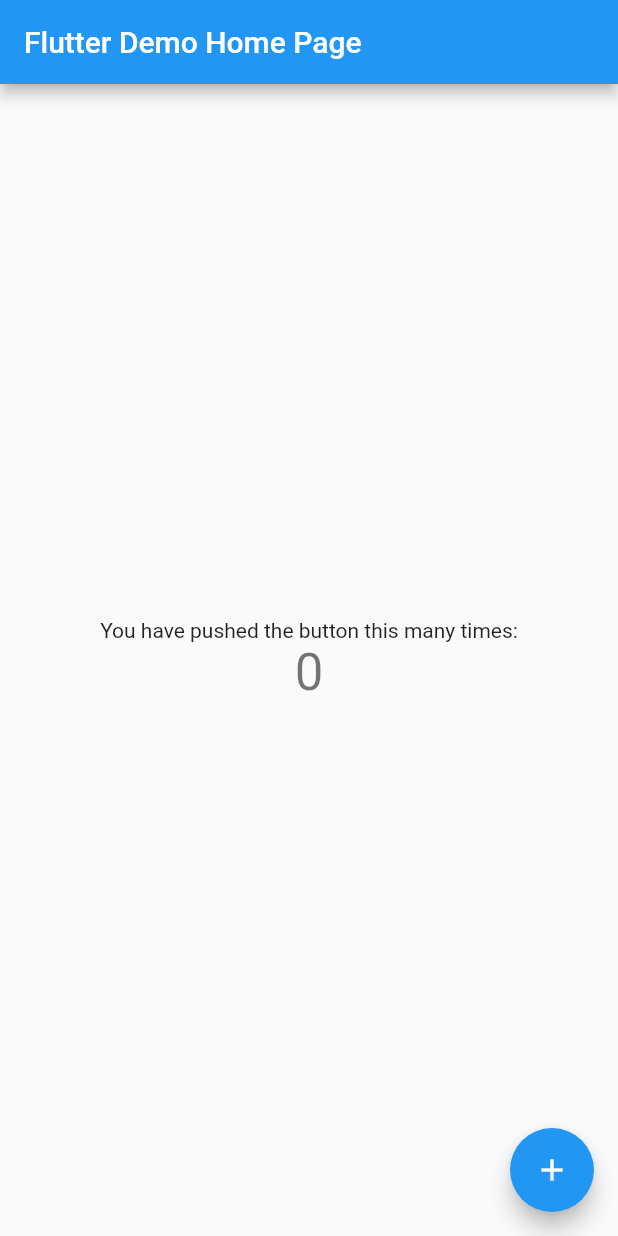
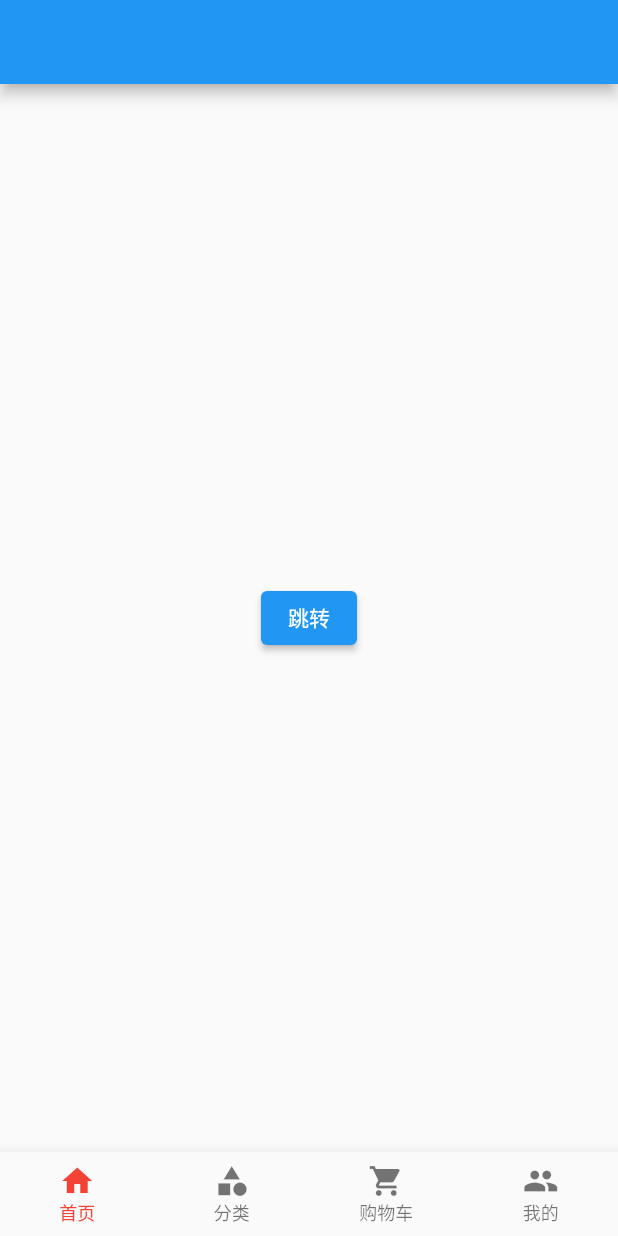
Before and after one commit to yangzl96/flutter_jd_project, a Flutter app: the screen it shows after launch, on a phone screen of 412 x 824 dp. Run offline on Flutter 3.47's test engine with Material 2 defaults, Android fonts, the light colour scheme and no system bars.

Commit message:
feat: 底部导航

```diff
--- /dev/null
+++ b/lib/constants/pageList.dart
@@ -0,0 +1,8 @@
+// ignore_for_file: prefer_const_constructors, unused_element, file_names
+
+import 'package:jd_project/pages/home/index.dart';
+import 'package:jd_project/pages/cart/index.dart';
+import 'package:jd_project/pages/category/index.dart';
+import 'package:jd_project/pages/user/index.dart';
+
+List pageList = [HomePage(), CategoryPage(), CartPage(), UserPage()];
--- a/lib/main.dart
+++ b/lib/main.dart
@@ -1,115 +1,26 @@
+// ignore_for_file: prefer_const_constructors_in_immutables
+
 import 'package:flutter/material.dart';
+import 'package:jd_project/routers/index.dart';
+import 'package:jd_project/widgets/tabs/index.dart';
 
 void main() {
-  runApp(const MyApp());
+  runApp(MyApp());
 }
 
-class MyApp extends StatelessWidget {
-  const MyApp({Key? key}) : super(key: key);
+class MyApp extends StatefulWidget {
+  MyApp({Key? key}) : super(key: key);
 
-  // This widget is the root of your application.
+  @override
+  _MyAppState createState() => _MyAppState();
+}
+
+class _MyAppState extends State<MyApp> {
   @override
   Widget build(BuildContext context) {
     return MaterialApp(
-      title: 'Flutter Demo',
-      theme: ThemeData(
-        // This is the theme of your application.
-        //
-        // Try running your application with "flutter run". You'll see the
-        // application has a blue toolbar. Then, without quitting the app, try
-        // changing the primarySwatch below to Colors.green and then invoke
-        // "hot reload" (press "r" in the console where you ran "flutter run",
-        // or simply save your changes to "hot reload" in a Flutter IDE).
-        // Notice that the counter didn't reset back to zero; the application
-        // is not restarted.
-        primarySwatch: Colors.blue,
-      ),
-      home: const MyHomePage(title: 'Flutter Demo Home Page'),
+      initialRoute: '/',
+      onGenerateRoute: onGenerateRoute,
     );
   }
 }
-
-class MyHomePage extends StatefulWidget {
-  const MyHomePage({Key? key, required this.title}) : super(key: key);
-
-  // This widget is the home page of your application. It is stateful, meaning
-  // that it has a State object (defined below) that contains fields that affect
-  // how it looks.
-
-  // This class is the configuration for the state. It holds the values (in this
-  // case the title) provided by the parent (in this case the App widget) and
-  // used by the build method of the State. Fields in a Widget subclass are
-  // always marked "final".
-
-  final String title;
-
-  @override
-  State<MyHomePage> createState() => _MyHomePageState();
-}
-
-class _MyHomePageState extends State<MyHomePage> {
-  int _counter = 0;
-
-  void _incrementCounter() {
-    setState(() {
-      // This call to setState tells the Flutter framework that something has
-      // changed in this State, which causes it to rerun the build method below
-      // so that the display can reflect the updated values. If we changed
-      // _counter without calling setState(), then the build method would not be
-      // called again, and so nothing would appear to happen.
-      _counter++;
-    });
-  }
-
-  @override
-  Widget build(BuildContext context) {
-    // This method is rerun every time setState is called, for instance as done
-    // by the _incrementCounter method above.
-    //
-    // The Flutter framework has been optimized to make rerunning build methods
-    // fast, so that you can just rebuild anything that needs updating rather
-    // than having to individually change instances of widgets.
-    return Scaffold(
-      appBar: AppBar(
-        // Here we take the value from the MyHomePage object that was created by
-        // the App.build method, and use it to set our appbar title.
-        title: Text(widget.title),
-      ),
-      body: Center(
-        // Center is a layout widget. It takes a single child and positions it
-        // in the middle of the parent.
-        child: Column(
-          // Column is also a layout widget. It takes a list of children and
-          // arranges them vertically. By default, it sizes itself to fit its
-          // children horizontally, and tries to be as tall as its parent.
-          //
-          // Invoke "debug painting" (press "p" in the console, choose the
-          // "Toggle Debug Paint" action from the Flutter Inspector in Android
-          // Studio, or the "Toggle Debug Paint" command in Visual Studio Code)
-          // to see the wireframe for each widget.
-          //
-          // Column has various properties to control how it sizes itself and
-          // how it positions its children. Here we use mainAxisAlignment to
-          // center the children vertically; the main axis here is the vertical
-          // axis because Columns are vertical (the cross axis would be
-          // horizontal).
-          mainAxisAlignment: MainAxisAlignment.center,
-          children: <Widget>[
-            const Text(
-              'You have pushed the button this many times:',
-            ),
-            Text(
-              '$_counter',
-              style: Theme.of(context).textTheme.headline4,
-            ),
-          ],
-        ),
-      ),
-      floatingActionButton: FloatingActionButton(
-        onPressed: _incrementCounter,
-        tooltip: 'Increment',
-        child: const Icon(Icons.add),
-      ), // This trailing comma makes auto-formatting nicer for build methods.
-    );
-  }
-}
--- /dev/null
+++ b/lib/pages/home/index.dart
@@ -0,0 +1,22 @@
+import 'package:flutter/material.dart';
+
+class HomePage extends StatefulWidget {
+  const HomePage({Key? key}) : super(key: key);
+
+  @override
+  State<HomePage> createState() => _HomePageState();
+}
+
+class _HomePageState extends State<HomePage> {
+  @override
+  Widget build(BuildContext context) {
+    return Center(
+      child: ElevatedButton(
+        child: Text('跳转'),
+        onPressed: () => {
+          Navigator.of(context).pushNamed('/search')
+        },
+      ),
+    );
+  }
+}
--- /dev/null
+++ b/lib/routers/index.dart
@@ -0,0 +1,28 @@
+// ignore_for_file: prefer_function_declarations_over_variables
+import 'package:flutter/material.dart';
+import 'package:jd_project/pages/search/index.dart';
+import 'package:jd_project/widgets/tabs/index.dart';
+
+// 配置路由
+final routes = {
+  '/': (context) => const Tabs(),
+  '/search': (context) => SearchPage(),
+};
+
+// 固定写法
+var onGenerateRoute = (RouteSettings settings) {
+  final String? name = settings.name;
+  final Function? pageContentBuilder = routes[name];
+  if (pageContentBuilder != null) {
+    if (settings.arguments != null) {
+      final Route route = MaterialPageRoute(
+          builder: (context) =>
+              pageContentBuilder(context, arguments: settings.arguments));
+      return route;
+    } else {
+      final Route route =
+          MaterialPageRoute(builder: (context) => pageContentBuilder(context));
+      return route;
+    }
+  }
+};
--- /dev/null
+++ b/lib/widgets/tabs/index.dart
@@ -0,0 +1,40 @@
+import 'package:flutter/material.dart';
+import 'package:jd_project/constants/pageList.dart';
+
+class Tabs extends StatefulWidget {
+  const Tabs({Key? key}) : super(key: key);
+
+  @override
+  State<Tabs> createState() => _TabsState();
+}
+
+class _TabsState extends State<Tabs> {
+  int _currentIndex = 0;
+  @override
+  Widget build(BuildContext context) {
+    return Scaffold(
+      appBar: AppBar(
+        title: const Text(''),
+      ),
+      body: pageList[_currentIndex],
+      bottomNavigationBar: BottomNavigationBar(
+        type: BottomNavigationBarType.fixed,
+        selectedFontSize: 12,
+        selectedItemColor: Colors.red,
+        currentIndex: _currentIndex,
+        onTap: (value) {
+          setState(() {
+            _currentIndex = value;
+          });
+        },
+        items: const [
+          BottomNavigationBarItem(icon: Icon(Icons.home), label: '首页'),
+          BottomNavigationBarItem(icon: Icon(Icons.category), label: '分类'),
+          BottomNavigationBarItem(
+              icon: Icon(Icons.shopping_cart), label: '购物车'),
+          BottomNavigationBarItem(icon: Icon(Icons.people), label: '我的'),
+        ],
+      ),
+    );
+  }
+}
```
Also changed, not shown: lib/pages/cart/index.dart (added, +15 -0 lines), lib/pages/category/index.dart (added, +15 -0 lines), lib/pages/search/index.dart (added, +17 -0 lines), lib/pages/user/index.dart (added, +15 -0 lines).
